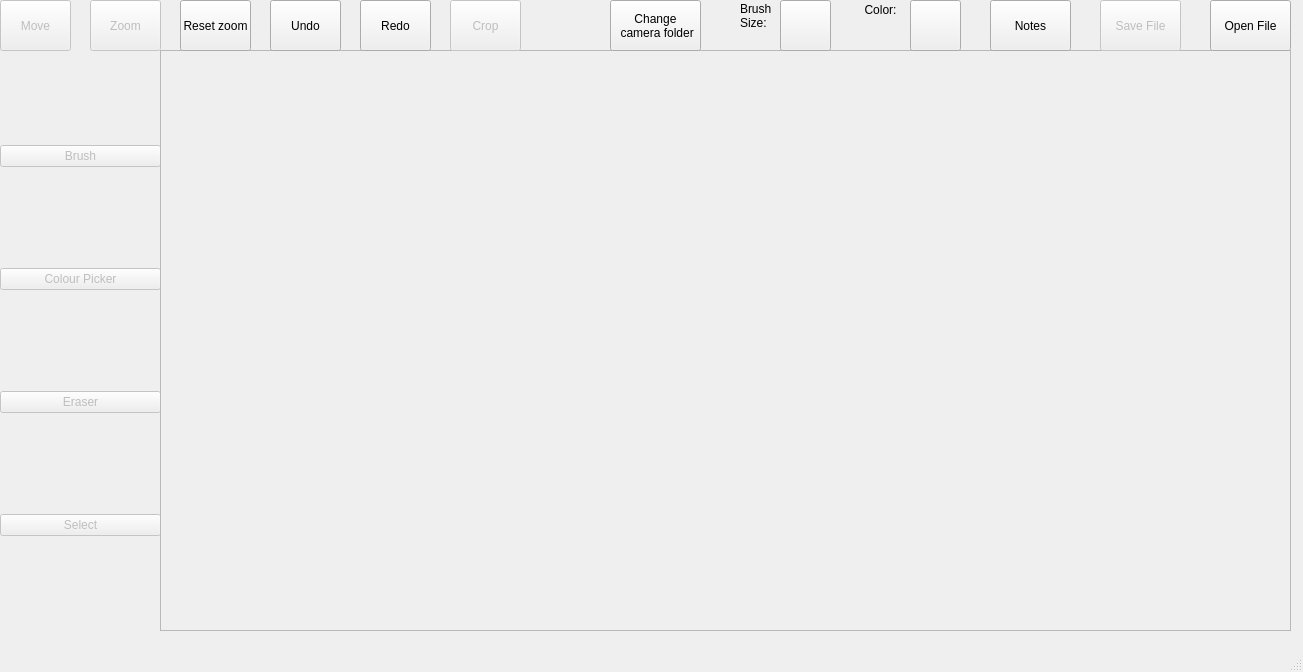
This is src/mainwindow.ui in robedpixel/SmartMonitor-Python as Qt 5 draws it before an edit. The edited form follows.
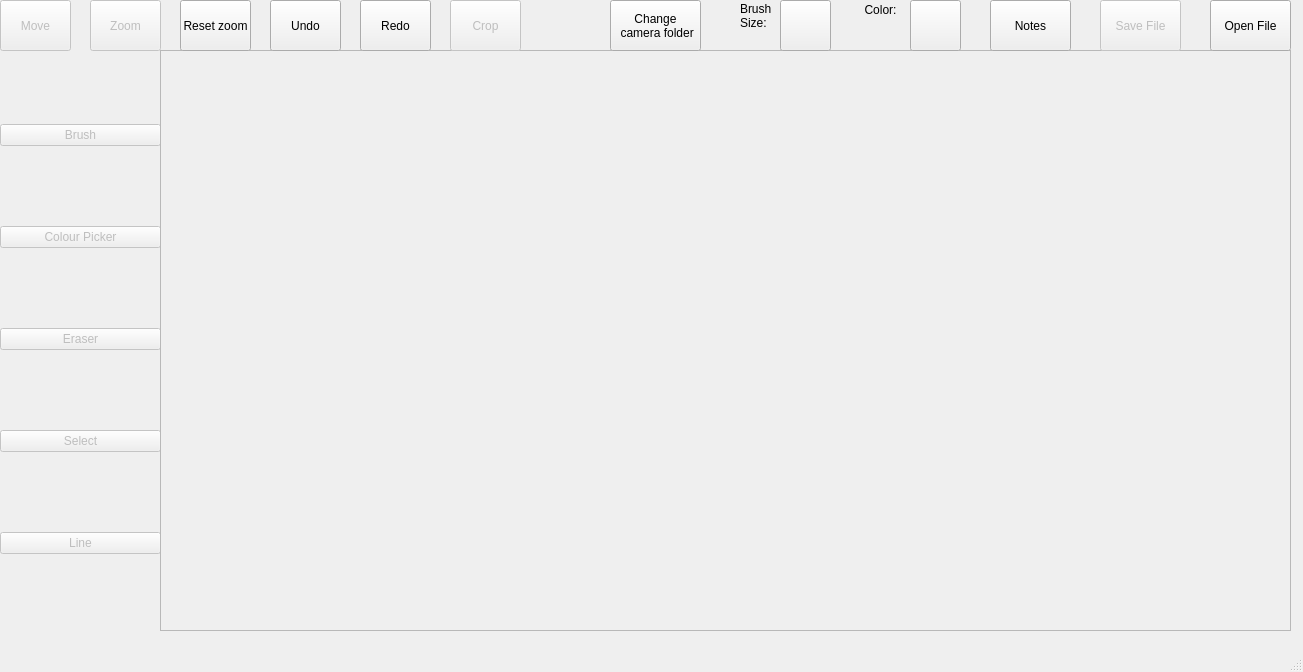
This is the edited form.

Commit message: added line tool

```diff
--- a/src/mainwindow.ui
+++ b/src/mainwindow.ui
@@ -76,6 +76,19 @@
        </property>
       </widget>
      </item>
+     <item>
+      <widget class="QPushButton" name="lineButton">
+       <property name="enabled">
+        <bool>false</bool>
+       </property>
+       <property name="text">
+        <string>Line</string>
+       </property>
+       <property name="checkable">
+        <bool>true</bool>
+       </property>
+      </widget>
+     </item>
     </layout>
    </widget>
    <widget class="QScrollArea" name="scrollArea">
```
The commit also changes 3 other files.
